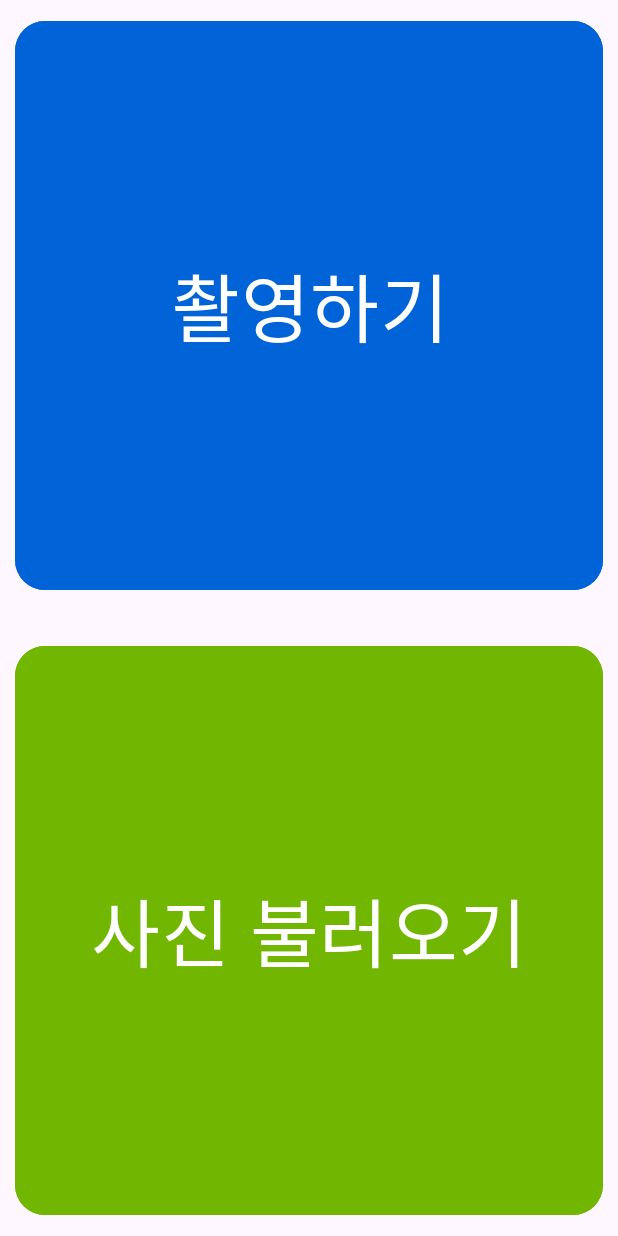
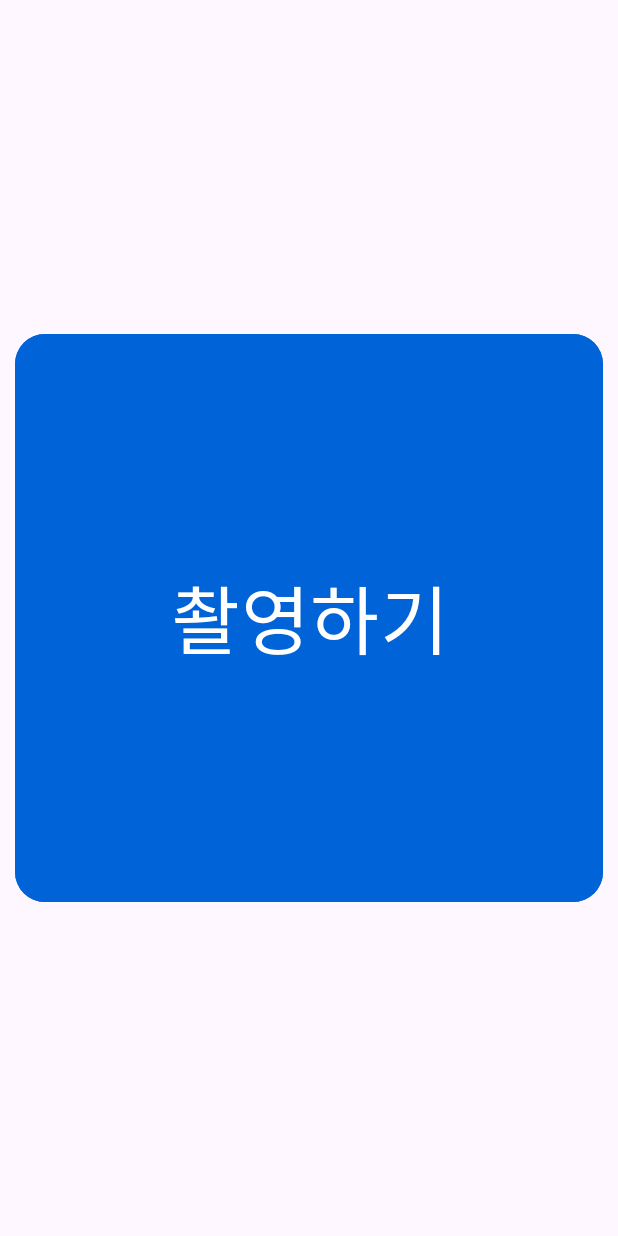
Before and after one commit to kyoutae1234/wifiConnector, an Android app: the screen it shows after launch (MainActivity), on a phone screen of 412 x 824 dp. Run offline under Robolectric (Android 15) with nearby library versions, the phone set to English and light mode, and no system bars.

Commit message:
Removed: Selected from gallery

```diff
--- a/app/src/main/java/com/example/wificonnector/ConnectActivity.kt
+++ b/app/src/main/java/com/example/wificonnector/ConnectActivity.kt
@@ -15,6 +15,8 @@ class ConnectActivity : AppCompatActivity() {
         setContentView(R.layout.activity_connect)
         val imagePath = intent.getStringExtra("image_path")
 
+        Log.d(TAG, "onCreate: received: $imagePath")
+
         if (imagePath != null) {
             image = File(imagePath)
 
--- a/app/src/main/java/com/example/wificonnector/CropActivity.kt
+++ b/app/src/main/java/com/example/wificonnector/CropActivity.kt
@@ -38,6 +38,12 @@ class CropActivity : AppCompatActivity() {
 
         if (imagePath != null) {
             image = File(imagePath)
+            Log.d(TAG, "onCreate: $imagePath")
+            if (!image.exists()) {
+                Toast.makeText(this, "이미지가 선택되지 않았습니다!", Toast.LENGTH_SHORT).show()
+                finish()
+            }
+            Log.d(TAG, "onCreate: FileCheck: ${image.exists()}")
             cropImageView.setImageUriAsync(Uri.fromFile(image))
         }
 
--- a/app/src/main/java/com/example/wificonnector/MainActivity.kt
+++ b/app/src/main/java/com/example/wificonnector/MainActivity.kt
@@ -1,17 +1,21 @@
 package com.example.wificonnector
 
 import android.Manifest
+import android.content.Context
 import android.content.Intent
 import android.content.pm.PackageManager
+import android.database.Cursor
 import android.net.Uri
 import android.os.Bundle
 import android.os.Environment
+import android.provider.DocumentsContract
 import android.provider.MediaStore
 import android.util.Log
 import android.widget.Button
 import android.widget.ImageView
 import android.widget.Toast
 import androidx.activity.enableEdgeToEdge
+import androidx.activity.result.contract.ActivityResultContracts
 import androidx.appcompat.app.AppCompatActivity
 import androidx.core.app.ActivityCompat
 import androidx.core.content.ContextCompat
@@ -29,7 +33,6 @@ class MainActivity : AppCompatActivity() {
 
     private val REQUEST_IMAGE_CAPTURE = 1
     private val REQUEST_PERMISSION = 100
-    private lateinit var currentPhotoPath: String
 
     override fun onCreate(savedInstanceState: Bundle?) {
         super.onCreate(savedInstanceState)
@@ -42,16 +45,11 @@ class MainActivity : AppCompatActivity() {
         }
 
         val Camera: Button = findViewById(R.id.Camera)
-        val PIC: Button = findViewById(R.id.PIC)
 
         Camera.setOnClickListener {
             if (permissionCamera()) {
                 getFromCamera()
             }
-        }
-
-        PIC.setOnClickListener {
-
         }
     }
 
@@ -108,8 +106,7 @@ class MainActivity : AppCompatActivity() {
             ".jpg",
             storageDir
         ).apply {
-            currentPhotoPath = absolutePath
-            crop(currentPhotoPath)
+            crop(absolutePath)
         }
     }
 
--- a/app/src/main/res/layout/activity_main.xml
+++ b/app/src/main/res/layout/activity_main.xml
@@ -18,22 +18,10 @@
         android:text="촬영하기"
         android:textSize="50dp"
         app:cornerRadius="20dp"
+        app:layout_constraintBottom_toBottomOf="parent"
         app:layout_constraintEnd_toEndOf="parent"
         app:layout_constraintHeight_percent="0.47"
         app:layout_constraintStart_toStartOf="parent"
         app:layout_constraintTop_toTopOf="parent" />
 
-    <Button
-        android:id="@+id/PIC"
-        android:layout_width="match_parent"
-        android:layout_height="0dp"
-        android:layout_margin="10dp"
-        android:backgroundTint="#71B600"
-        android:text="사진 불러오기"
-        android:textSize="50dp"
-        app:cornerRadius="20dp"
-        app:layout_constraintBottom_toBottomOf="parent"
-        app:layout_constraintEnd_toEndOf="parent"
-        app:layout_constraintHeight_percent="0.47"
-        app:layout_constraintStart_toStartOf="parent" />
 </androidx.constraintlayout.widget.ConstraintLayout>
```
